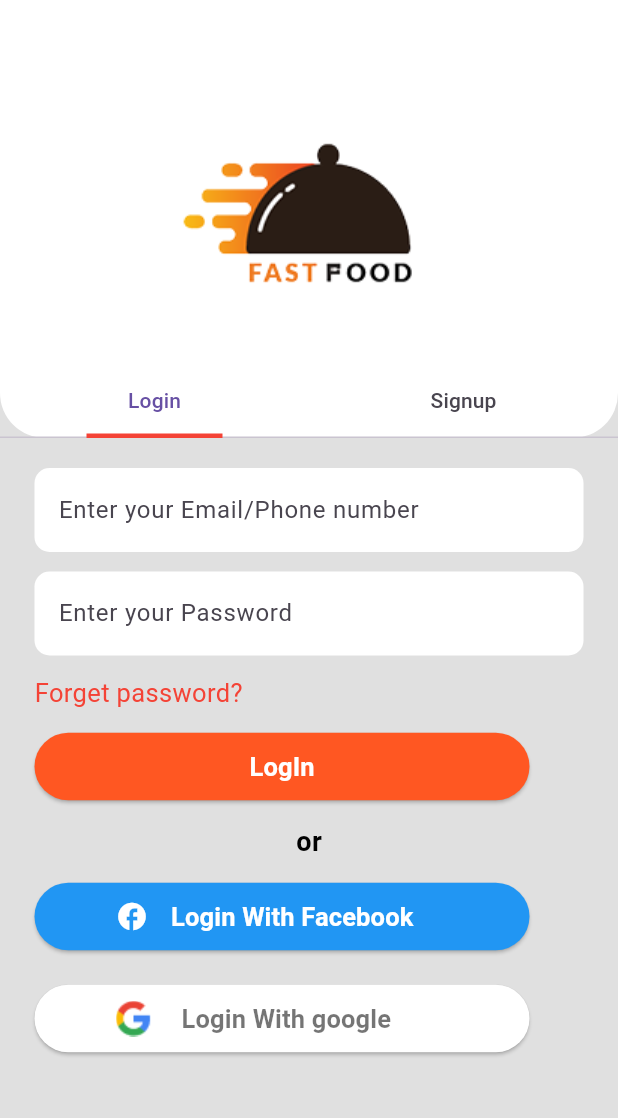
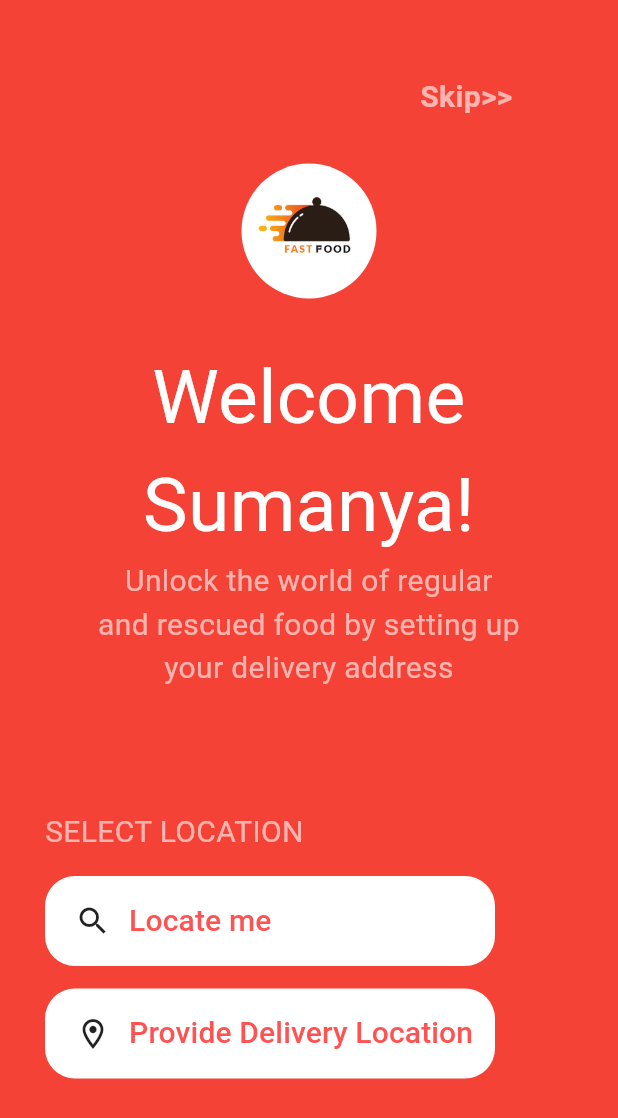
Before and after one commit to azharbinsethi/flutter, a Flutter app: the LoginScreen screen opened directly, after a tap on "LogIn", on a phone screen of 412 x 824 dp. Shown: the top 1118 px of the screen. Run offline on Flutter 3.47's test engine with Material 3 defaults, Android fonts, the phone set to English and light mode, and no system bars.

Commit message:
Initial commit

```diff
--- /dev/null
+++ b/lib/CustomWidgets/CustomWidgets.dart
@@ -0,0 +1,108 @@
+import 'package:flutter/material.dart';
+
+class Skiptext extends StatelessWidget {
+  const Skiptext({super.key});
+
+  @override
+  Widget build(BuildContext context) {
+    return Container(
+      margin: EdgeInsets.only(top: 50, left: 280),
+
+      child: Text(
+        'Skip>>',
+        style: TextStyle(
+          fontSize: 20,
+          fontWeight: FontWeight.bold,
+          color: Colors.white60,
+        ),
+      ),
+    );
+  }
+}
+
+class logo extends StatelessWidget {
+  const logo({super.key});
+
+  @override
+  Widget build(BuildContext context) {
+    return Center(
+      child: Container(
+        padding: EdgeInsets.all(8),
+        margin: EdgeInsets.only(top: 30),
+        width: 90,
+        height: 90,
+        decoration: BoxDecoration(
+          color: Colors.white,
+
+          borderRadius: BorderRadius.circular(50),
+        ),
+        child: Image.asset('assets/image/logo.png', fit: BoxFit.cover),
+      ),
+    );
+  }
+}
+
+class ForgetPassword extends StatelessWidget {
+  const ForgetPassword({super.key});
+
+  @override
+  Widget build(BuildContext context) {
+    return Scaffold(
+      backgroundColor: Colors.grey.shade300,
+      body: Column(
+        crossAxisAlignment: CrossAxisAlignment.start,
+        children: [
+          Container(
+            width: double.infinity,
+            height: 300,
+
+            decoration: BoxDecoration(
+              boxShadow: [
+                BoxShadow(
+                  blurRadius: 10,
+                  color: Colors.grey,
+                  offset: Offset(5, 5),
+                ),
+              ],
+              color: Colors.white,
+              borderRadius: BorderRadius.only(
+                bottomLeft: Radius.circular(30),
+                bottomRight: Radius.circular(30),
+              ),
+            ),
+            child: Column(
+              children: [
+                SizedBox(height: 60),
+                Image.asset('assets/image/logo.png', fit: BoxFit.cover),
+              ],
+            ),
+          ),
+          SizedBox(height: 80),
+          Container(
+            margin: EdgeInsets.only(left: 24),
+            child: Text(
+              "Forgot\nPassword?",
+              style: TextStyle(color: Colors.deepOrange, fontSize: 30),
+            ),
+          ),
+          SizedBox(height: 13),
+          Padding(
+            padding: const EdgeInsets.all(13.0),
+            child: TextField(
+              decoration: InputDecoration(
+                prefixIcon: Icon(Icons.email),
+                label: Text('Enter your email address'),
+                filled: true,
+                fillColor: Colors.white,
+                border: OutlineInputBorder(
+                  borderSide: BorderSide.none,
+                  borderRadius: BorderRadius.circular(10),
+                ),
+              ),
+            ),
+          ),
+        ],
+      ),
+    );
+  }
+}
--- a/lib/Login/login.dart
+++ b/lib/Login/login.dart
@@ -1,4 +1,6 @@
 import 'package:flutter/material.dart';
+import 'package:testingterminal/CustomWidgets/CustomWidgets.dart';
+import 'package:testingterminal/welcome/welcome.dart';
 
 class LoginScreen extends StatelessWidget {
   const LoginScreen({super.key});
@@ -74,13 +76,30 @@ class LoginScreen extends StatelessWidget {
                           ),
                         ),
                         SizedBox(height: 13),
-                        Text(
-                          "Forget password?",
-                          style: TextStyle(color: Colors.red, fontSize: 17),
+                        GestureDetector(
+                          onTap: () {
+                            Navigator.push(
+                              context,
+                              MaterialPageRoute(
+                                builder: (context) => ForgetPassword(),
+                              ),
+                            );
+                          },
+                          child: Text(
+                            "Forget password?",
+                            style: TextStyle(color: Colors.red, fontSize: 17),
+                          ),
                         ),
                         SizedBox(height: 13),
                         ElevatedButton(
-                          onPressed: () {},
+                          onPressed: () {
+                            Navigator.push(
+                              context,
+                              MaterialPageRoute(
+                                builder: (context) => Welcome(),
+                              ),
+                            );
+                          },
                           style: ElevatedButton.styleFrom(
                             backgroundColor: Colors.deepOrange,
                             fixedSize: Size(330, 45),
--- a/lib/main.dart
+++ b/lib/main.dart
@@ -1,5 +1,5 @@
 import 'package:flutter/material.dart';
-//import 'package:testingterminal/Login/login.dart';
+import 'package:testingterminal/Login/login.dart';
 import 'package:testingterminal/splashScreen/spalsh_screen.dart';
 
 void main() {
--- a/lib/splashScreen/spalsh_screen.dart
+++ b/lib/splashScreen/spalsh_screen.dart
@@ -22,7 +22,11 @@ class SpalshScreen extends StatelessWidget {
                 onTap: () {
                   Navigator.push(
                     context,
-                    MaterialPageRoute(builder: (context) => LoginScreen()),
+                    MaterialPageRoute(
+                      builder: (context) {
+                        return LoginScreen();
+                      },
+                    ),
                   );
                 },
 
--- /dev/null
+++ b/lib/welcome/welcome.dart
@@ -0,0 +1,98 @@
+import 'package:flutter/material.dart';
+import 'package:testingterminal/CustomWidgets/CustomWidgets.dart';
+import 'package:testingterminal/DeliverTo/DeliverTo.dart';
+
+class Welcome extends StatelessWidget {
+  const Welcome({super.key});
+
+  @override
+  Widget build(BuildContext context) {
+    return Scaffold(
+      backgroundColor: Colors.red,
+      body: Column(
+        crossAxisAlignment: CrossAxisAlignment.start,
+        children: [
+          Skiptext(),
+          logo(),
+          SizedBox(height: 30),
+          Center(
+            child: Text(
+              textAlign: TextAlign.center,
+              'Welcome\nSumanya!',
+              style: TextStyle(fontSize: 50, color: Colors.white),
+            ),
+          ),
+          Center(
+            child: Text(
+              textAlign: TextAlign.center,
+              'Unlock the world of regular\nand rescued food by setting up \nyour delivery address',
+              style: TextStyle(color: Colors.white60, fontSize: 20),
+            ),
+          ),
+          //Image.asset('assets/image/3.png'),
+          SizedBox(height: 80),
+          Container(
+            margin: EdgeInsets.only(left: 30),
+            child: Text(
+              textAlign: TextAlign.start,
+              'SELECT LOCATION',
+              style: TextStyle(fontSize: 20, color: Colors.white60),
+            ),
+          ),
+          SizedBox(height: 15),
+          Container(
+            margin: EdgeInsets.only(left: 30),
+            width: 300,
+            height: 60,
+            decoration: BoxDecoration(
+              color: Colors.white,
+              borderRadius: BorderRadius.circular(20),
+            ),
+            child: Row(
+              children: [
+                SizedBox(width: 20),
+                Icon(Icons.search),
+                TextButton(
+                  onPressed: () {},
+                  child: const Text(
+                    'Locate me',
+                    style: TextStyle(fontSize: 20, color: Colors.redAccent),
+                  ),
+                ),
+              ],
+            ),
+          ),
+          SizedBox(height: 15),
+          Container(
+            margin: EdgeInsets.only(left: 30),
+            width: 300,
+            height: 60,
+            decoration: BoxDecoration(
+              color: Colors.white,
+              borderRadius: BorderRadius.circular(20),
+            ),
+            child: Row(
+              children: [
+                SizedBox(width: 20),
+                Icon(Icons.location_on_outlined),
+                TextButton(
+                  onPressed: () {
+                    showModalBottomSheet(
+                      isScrollControlled: true,
+                      context: context,
+                      builder: (context) => DeliverTo(),
+                    );
+                  },
+                  child: const Text(
+                    'Provide Delivery Location',
+                    style: TextStyle(fontSize: 20, color: Colors.redAccent),
+                  ),
+                ),
+              ],
+            ),
+          ),
+        ],
+      ),
+    );
+  }
+}
```
Also changed, not shown: lib/DeliverTo/DeliverTo.dart (added, +32 -0 lines).
